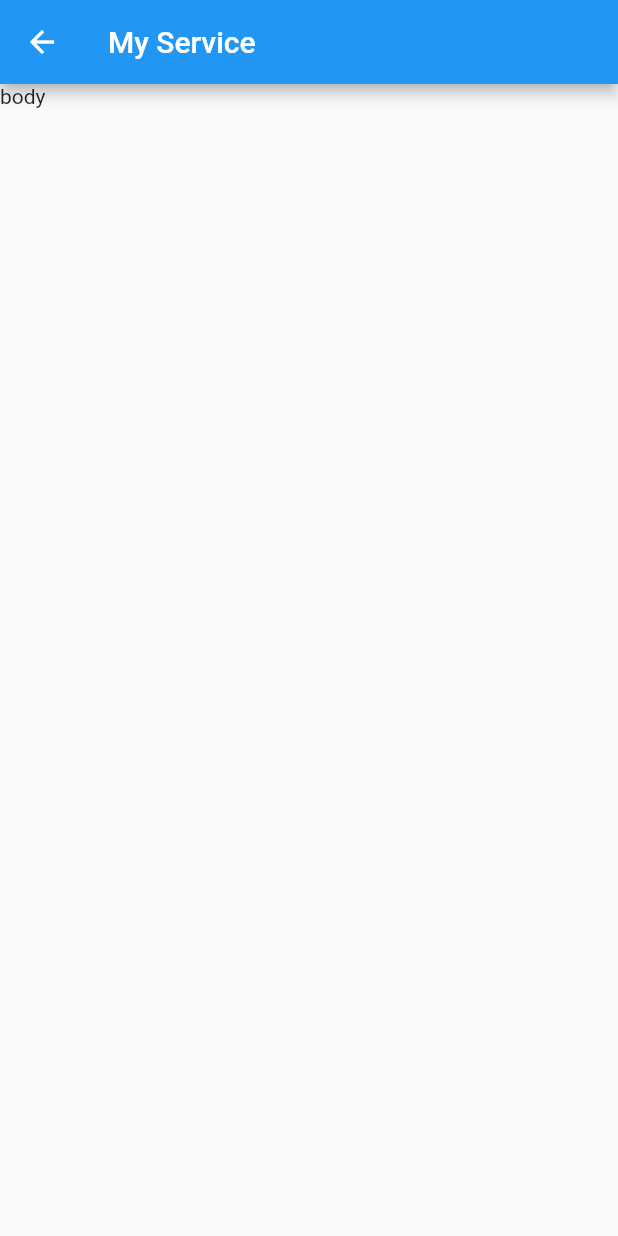
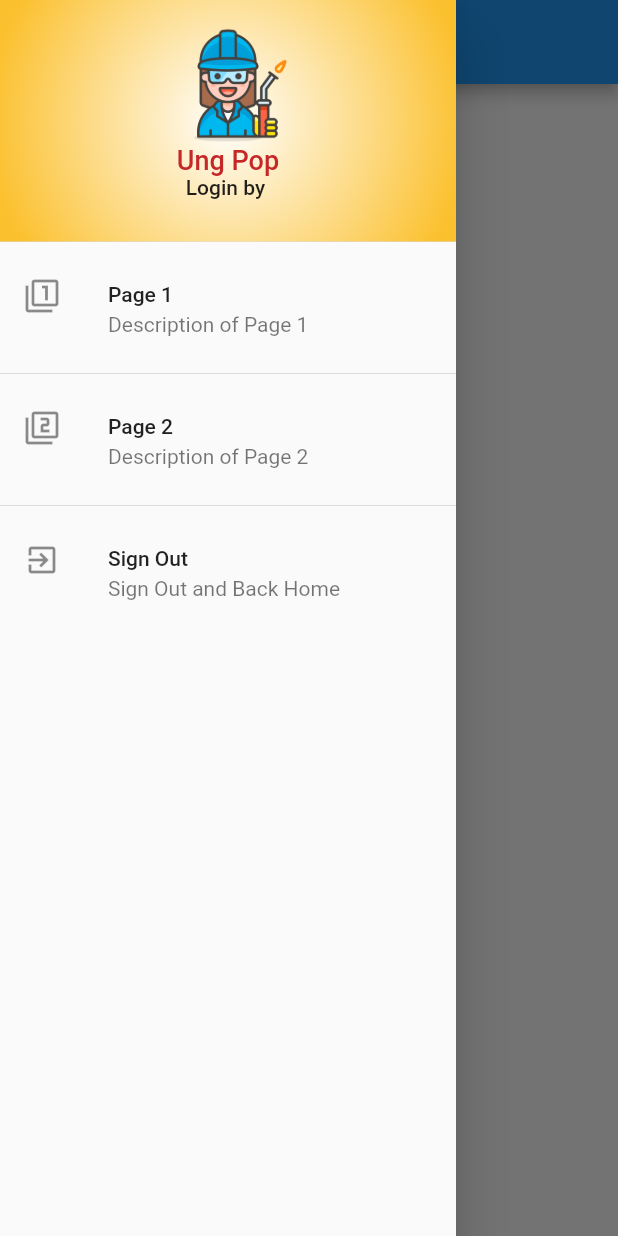
Before and after one commit to masterUNG/UngPop, a Flutter app: the MyService screen opened directly, with the side drawer open (before the commit the screen has no drawer), on a phone screen of 412 x 824 dp. Run offline on Flutter 3.47's test engine with Material 2 defaults, Android fonts, the light colour scheme and no system bars; our stand-ins replace firebase_auth; accounts and stored records are empty.

Commit message:
SignOut Success

```diff
--- a/lib/screens/home.dart
+++ b/lib/screens/home.dart
@@ -1,4 +1,6 @@
+import 'package:firebase_auth/firebase_auth.dart';
 import 'package:flutter/material.dart';
+import 'package:ungpop/screens/my_service.dart';
 import 'package:ungpop/screens/register.dart';
 
 class Home extends StatefulWidget {
@@ -10,6 +12,29 @@ class _HomeState extends State<Home> {
   // Field
 
   // Method
+  @override
+  void initState(){
+    super.initState();
+    checkStatus();
+  }
+
+  Future<void> checkStatus()async{
+    FirebaseAuth firebaseAuth = FirebaseAuth.instance;
+    FirebaseUser firebaseUser = await firebaseAuth.currentUser();
+    if (firebaseUser != null) {
+      myRouteToService();
+    }
+  }
+
+  void myRouteToService(){
+    MaterialPageRoute materialPageRoute = MaterialPageRoute(builder: (BuildContext context){return MyService();});
+    Navigator.of(context).pushAndRemoveUntil(materialPageRoute, (Route<dynamic> route){return false;});
+  }
+
+
+
+
+
   Widget signInButton() {
     return RaisedButton(
       shape: RoundedRectangleBorder(
--- a/lib/screens/my_service.dart
+++ b/lib/screens/my_service.dart
@@ -1,4 +1,6 @@
+import 'package:firebase_auth/firebase_auth.dart';
 import 'package:flutter/material.dart';
+import 'package:ungpop/screens/home.dart';
 
 class MyService extends StatefulWidget {
   @override
@@ -6,12 +8,127 @@ class MyService extends StatefulWidget {
 }
 
 class _MyServiceState extends State<MyService> {
+  // Field
+  String login = '...';
+
+  // Method
+  @override
+  void initState() {
+    super.initState();
+    findDisplayName();
+  }
+
+  Widget menuPage1() {
+    return ListTile(
+      leading: Icon(Icons.filter_1),
+      title: Text('Page 1'),
+      subtitle: Text('Description of Page 1'),
+      onTap: () {
+        Navigator.of(context).pop();
+      },
+    );
+  }
+
+  Widget menuPage2() {
+    return ListTile(
+      leading: Icon(Icons.filter_2),
+      title: Text('Page 2'),
+      subtitle: Text('Description of Page 2'),
+      onTap: () {
+        Navigator.of(context).pop();
+      },
+    );
+  }
+
+  Widget menuSignOut() {
+    return ListTile(
+      leading: Icon(Icons.exit_to_app),
+      title: Text('Sign Out'),
+      subtitle: Text('Sign Out and Back Home'),
+      onTap: () {
+        Navigator.of(context).pop();
+        processSignOut();
+      },
+    );
+  }
+
+  Future<void> processSignOut()async{
+    FirebaseAuth firebaseAuth = FirebaseAuth.instance;
+    await firebaseAuth.signOut().then((response){
+      MaterialPageRoute materialPageRoute = MaterialPageRoute(builder: (BuildContext context){return Home();});
+      Navigator.of(context).pushAndRemoveUntil(materialPageRoute, (Route<dynamic> route){return false;});
+    });
+  }
+
+  Future<void> findDisplayName() async {
+    FirebaseAuth firebaseAuth = FirebaseAuth.instance;
+    FirebaseUser firebaseUser = await firebaseAuth.currentUser();
+    setState(() {
+      login = firebaseUser.displayName;
+    });
+    print('login = $login');
+  }
+
+  Widget showLogin() {
+    return Text('Login by $login');
+  }
+
+  Widget showAppName() {
+    return Text(
+      'Ung Pop',
+      style: TextStyle(
+        fontSize: 18.0,
+        color: Colors.red.shade800,
+      ),
+    );
+  }
+
+  Widget showLogo() {
+    return Container(
+      height: 80.0,
+      child: Image.asset('images/logo.png'),
+    );
+  }
+
+  Widget showHead() {
+    return DrawerHeader(
+      decoration: BoxDecoration(
+        gradient: RadialGradient(
+          colors: [Colors.white, Colors.yellow.shade700],
+          radius: 1.0,
+        ),
+      ),
+      child: Column(
+        children: <Widget>[
+          showLogo(),
+          showAppName(),
+          showLogin(),
+        ],
+      ),
+    );
+  }
+
+  Widget showDrawer() {
+    return Drawer(
+      child: ListView(
+        children: <Widget>[
+          showHead(),
+          menuPage1(),Divider(),
+          menuPage2(),Divider(),
+          menuSignOut(),
+        ],
+      ),
+    );
+  }
+
   @override
   Widget build(BuildContext context) {
     return Scaffold(
       appBar: AppBar(
         title: Text('My Service'),
-      ),body: Text('body'),
+      ),
+      body: Text('body'),
+      drawer: showDrawer(),
     );
   }
 }
```
